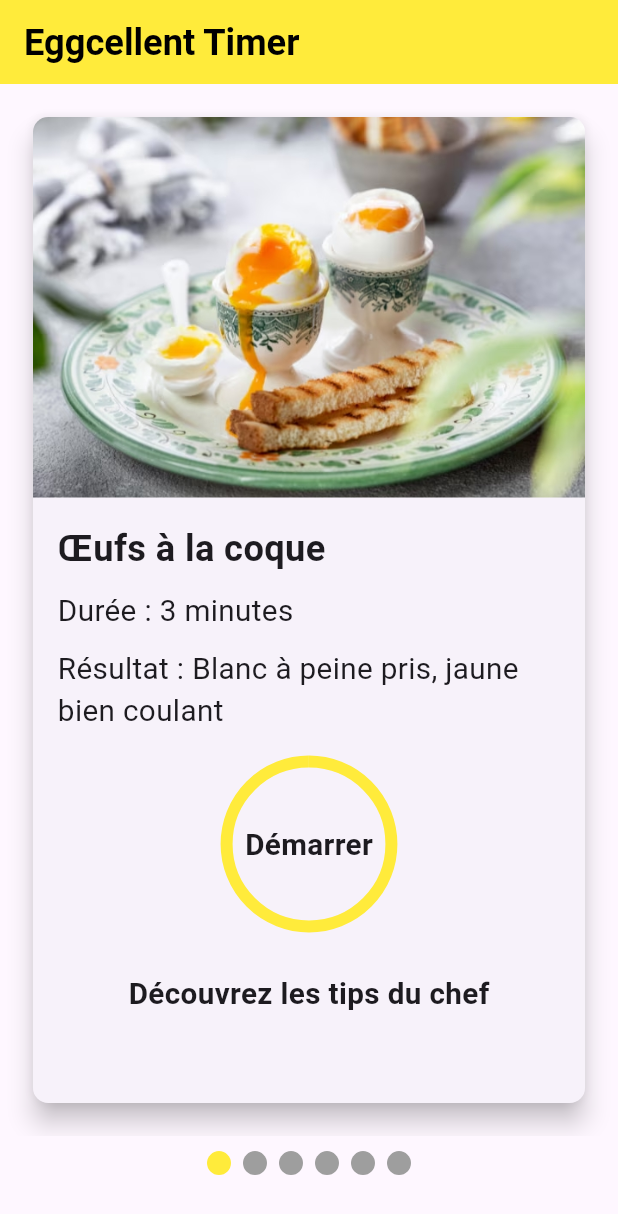
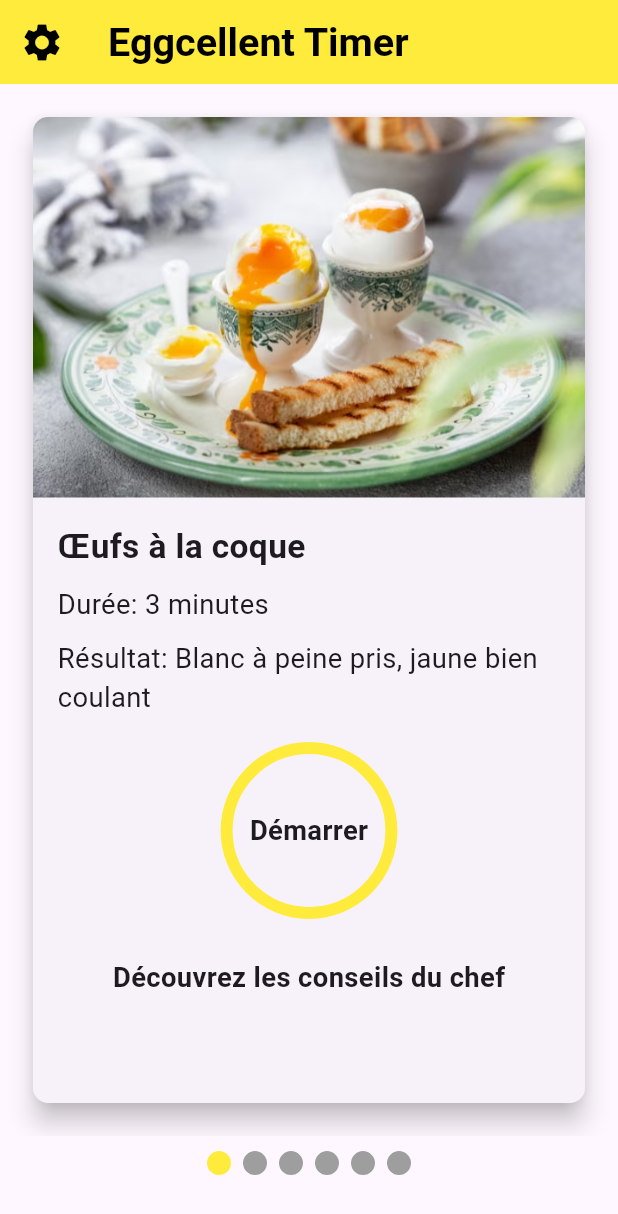
Before and after one commit to Frivox1/eggcellent_timer, a Flutter app: the screen it shows after launch, on a phone screen of 412 x 824 dp. Shown: the top 1214 px of the screen. Run offline on Flutter 3.47's test engine with Material 3 defaults, Android fonts, the phone set to English and light mode, and no system bars; drawn by our look-alikes of smooth_page_indicator; our stand-ins replace audioplayers, flutter_screenutil, shared_preferences.

Commit message:
anglais enfin dispo

```diff
--- /dev/null
+++ b/lib/l10n/app_localizations.dart
@@ -0,0 +1,47 @@
+import 'dart:convert';
+import 'package:flutter/services.dart';
+import 'package:flutter/widgets.dart';
+
+class AppLocalizations {
+  final Locale locale;
+  static AppLocalizations? of(BuildContext context) {
+    return Localizations.of<AppLocalizations>(context, AppLocalizations);
+  }
+
+  AppLocalizations(this.locale);
+
+  late Map<String, String> _localizedStrings;
+
+  Future<void> load() async {
+    String jsonString =
+        await rootBundle.loadString('assets/lang/${locale.languageCode}.json');
+    Map<String, dynamic> jsonMap = json.decode(jsonString);
+    _localizedStrings =
+        jsonMap.map((key, value) => MapEntry(key, value.toString()));
+  }
+
+  String translate(String key) {
+    return _localizedStrings[key] ?? key;
+  }
+
+  static const LocalizationsDelegate<AppLocalizations> delegate =
+      _AppLocalizationsDelegate();
+}
+
+class _AppLocalizationsDelegate
+    extends LocalizationsDelegate<AppLocalizations> {
+  const _AppLocalizationsDelegate();
+
+  @override
+  bool isSupported(Locale locale) => ['en', 'fr'].contains(locale.languageCode);
+
+  @override
+  Future<AppLocalizations> load(Locale locale) async {
+    AppLocalizations localizations = AppLocalizations(locale);
+    await localizations.load();
+    return localizations;
+  }
+
+  @override
+  bool shouldReload(LocalizationsDelegate<AppLocalizations> old) => false;
+}
--- a/lib/main.dart
+++ b/lib/main.dart
@@ -1,23 +1,72 @@
 import 'package:flutter/material.dart';
-import 'package:flutter_screenutil/flutter_screenutil.dart';
-import 'screens/cooking_styles_screen.dart';
+import 'package:flutter_localizations/flutter_localizations.dart';
+import 'package:shared_preferences/shared_preferences.dart';
+import 'package:eggcellent_timer/l10n/app_localizations.dart';
+import 'package:eggcellent_timer/screens/cooking_styles_screen.dart';
+import 'package:flutter_screenutil/flutter_screenutil.dart'; // Import de ScreenUtil
 
-void main() {
-  runApp(const MyApp());
+void main() async {
+  WidgetsFlutterBinding.ensureInitialized();
+  Locale savedLocale = await getSavedLocale();
+  runApp(MyApp(savedLocale: savedLocale));
 }
 
-class MyApp extends StatelessWidget {
-  const MyApp({super.key});
+Future<Locale> getSavedLocale() async {
+  final prefs = await SharedPreferences.getInstance();
+  String? langCode = prefs.getString('language_code');
+  return langCode != null ? Locale(langCode) : Locale('fr');
+}
+
+class MyApp extends StatefulWidget {
+  final Locale savedLocale;
+
+  const MyApp({Key? key, required this.savedLocale}) : super(key: key);
+
+  @override
+  _MyAppState createState() => _MyAppState();
+}
+
+class _MyAppState extends State<MyApp> {
+  late Locale _locale;
+
+  @override
+  void initState() {
+    super.initState();
+    _locale = widget.savedLocale;
+  }
+
+  Future<void> _changeLanguage(Locale locale) async {
+    final prefs = await SharedPreferences.getInstance();
+    await prefs.setString('language_code', locale.languageCode);
+
+    setState(() {
+      _locale = locale;
+    });
+  }
 
   @override
   Widget build(BuildContext context) {
     return ScreenUtilInit(
-      designSize: const Size(375, 812), // Référence iPhone X (taille standard)
+      designSize: Size(375, 812), // Définir la taille de design ici
+      minTextAdapt: true, // Activer l'adaptation du texte
+      splitScreenMode: true, // Activer le mode écran partagé
       builder: (context, child) {
+        // Wrap MaterialApp inside the builder
         return MaterialApp(
           debugShowCheckedModeBanner: false,
           title: 'Eggcellent Timer',
-          home: const CookingStylesScreen(),
+          locale: _locale,
+          supportedLocales: const [
+            Locale('fr', ''),
+            Locale('en', ''),
+          ],
+          localizationsDelegates: const [
+            AppLocalizations.delegate,
+            GlobalMaterialLocalizations.delegate,
+            GlobalWidgetsLocalizations.delegate,
+            GlobalCupertinoLocalizations.delegate,
+          ],
+          home: CookingStylesScreen(changeLanguage: _changeLanguage),
         );
       },
     );
--- a/lib/screens/cooking_styles_screen.dart
+++ b/lib/screens/cooking_styles_screen.dart
@@ -1,11 +1,18 @@
+// ignore_for_file: unused_field
+
 import 'dart:async';
 import 'package:flutter/material.dart';
 import 'package:flutter_screenutil/flutter_screenutil.dart';
 import 'package:smooth_page_indicator/smooth_page_indicator.dart';
 import 'package:audioplayers/audioplayers.dart';
+import 'package:shared_preferences/shared_preferences.dart';
+import '../l10n/app_localizations.dart';
+import 'langues.dart';
 
 class CookingStylesScreen extends StatefulWidget {
-  const CookingStylesScreen({super.key});
+  final Function(Locale) changeLanguage;
+
+  const CookingStylesScreen({super.key, required this.changeLanguage});
 
   @override
   _CookingStylesScreenState createState() => _CookingStylesScreenState();
@@ -13,41 +20,57 @@ class CookingStylesScreen extends StatefulWidget {
 
 class _CookingStylesScreenState extends State<CookingStylesScreen> {
   final PageController _pageController = PageController();
+  Locale _locale = const Locale('fr');
+
+  @override
+  void initState() {
+    super.initState();
+    _loadSavedLanguage();
+  }
+
+  Future<void> _loadSavedLanguage() async {
+    final prefs = await SharedPreferences.getInstance();
+    String? langCode = prefs.getString('language_code');
+    setState(() {
+      _locale = langCode != null ? Locale(langCode) : const Locale('fr');
+    });
+  }
+
   final List<Map<String, dynamic>> eggStyles = [
     {
-      'name': 'Œufs à la coque',
+      'name': 'boiled_eggs',
       'duration': 3,
-      'result': 'Blanc à peine pris, jaune bien coulant',
+      'result': 'boiled_eggs_result',
       'imagePath': 'assets/images/cuisson-oeuf-coque.jpg'
     },
     {
-      'name': 'Œufs mollets',
+      'name': 'soft_boiled_eggs',
       'duration': 6,
-      'result': 'Blanc bien pris, jaune crémeux',
+      'result': 'soft_boiled_eggs_result',
       'imagePath': 'assets/images/cuisson-oeuf-mollet.jpg'
     },
     {
-      'name': 'Œufs durs',
+      'name': 'hard_boiled_eggs',
       'duration': 10,
-      'result': 'Blanc et jaune complètement cuits',
+      'result': 'hard_boiled_eggs_result',
       'imagePath': 'assets/images/cuisson-oeuf-dur.jpg'
     },
     {
-      'name': 'Œufs pochés',
+      'name': 'poached_eggs',
       'duration': 4,
-      'result': 'Blanc pris, jaune coulant',
+      'result': 'poached_eggs_result',
       'imagePath': 'assets/images/cuisson-oeuf-poche.jpg'
     },
     {
-      'name': 'Œufs au plat',
+      'name': 'fried_eggs',
       'duration': 4,
-      'result': 'Blanc pris, jaune coulant',
+      'result': 'fried_eggs_result',
       'imagePath': 'assets/images/cuisson-oeuf-au-plat.jpg'
     },
     {
-      'name': 'Œufs cocotte',
+      'name': 'baked_eggs',
       'duration': 7,
-      'result': 'Blanc pris, jaune coulant',
+      'result': 'baked_eggs_result',
       'imagePath': 'assets/images/cuisson-oeuf-cocotte.jpg'
     }
   ];
@@ -56,12 +79,24 @@ class _CookingStylesScreenState extends State<CookingStylesScreen> {
   Widget build(BuildContext context) {
     return Scaffold(
       appBar: AppBar(
-        title: Text('Eggcellent Timer',
+        title: Text(AppLocalizations.of(context)!.translate('app_title'),
             style: TextStyle(
                 color: Colors.black,
-                fontSize: 22.sp,
+                fontSize: 26.sp,
                 fontWeight: FontWeight.bold)),
         backgroundColor: Colors.yellow,
+        leading: IconButton(
+          icon: Icon(Icons.settings, color: Colors.black, size: 30.0),
+          onPressed: () {
+            Navigator.push(
+              context,
+              MaterialPageRoute(
+                  builder: (context) => LanguageSelectionPage(
+                        changeLanguage: widget.changeLanguage,
+                      )),
+            );
+          },
+        ),
       ),
       body: Column(
         children: [
@@ -101,8 +136,7 @@ class _CookingCardState extends State<CookingCard> {
   Timer? _timer;
   bool _isRunning = false;
   bool _isPaused = false;
-  final AudioPlayer _audioPlayer =
-      AudioPlayer(); // Déclaration du lecteur audio
+  final AudioPlayer _audioPlayer = AudioPlayer();
 
   void _startPauseTimer() {
     setState(() {
@@ -139,30 +173,28 @@ class _CookingCardState extends State<CookingCard> {
     });
   }
 
-  // Fonction pour jouer le son d'alarme
   void _playAlarmSound() async {
-    await _audioPlayer
-        .setReleaseMode(ReleaseMode.loop); // Activation de la boucle
-    await _audioPlayer
-        .play(AssetSource('audio/alarm.mp3')); // Chemin du fichier audio
+    await _audioPlayer.setReleaseMode(ReleaseMode.loop);
+    await _audioPlayer.play(AssetSource('audio/alarm.mp3'));
   }
 
-  // Fonction pour afficher l'alerte lorsque le timer atteint 0
   void _showTimeUpDialog() {
     showDialog(
       context: context,
       barrierDismissible: false,
       builder: (context) {
         return AlertDialog(
-          title: const Text("Temps écoulé !"),
-          content: const Text("Votre œuf est prêt !"),
+          title: Text(AppLocalizations.of(context)!.translate("time_up")),
+          content: Text(
+              AppLocalizations.of(context)!.translate("your_egg_is_ready")),
           actions: [
             TextButton(
               onPressed: () {
-                _audioPlayer.stop(); // Arrêter le son en fermant le dialogue
+                _audioPlayer.stop();
                 Navigator.of(context).pop();
               },
-              child: const Text("OK", style: TextStyle(color: Colors.black)),
+              child: Text(AppLocalizations.of(context)!.translate("close"),
+                  style: const TextStyle(color: Colors.black)),
             ),
           ],
         );
@@ -180,37 +212,26 @@ class _CookingCardState extends State<CookingCard> {
   void _showTipsDialog(BuildContext context) {
     String tips;
     switch (widget.eggStyle['name']) {
-      case 'Œufs à la coque':
-        tips = "1. N'oubliez pas de saler l'eau de cuisson.\n"
-            "2. Ajoutez un peu de vinaigre pour des œufs encore plus faciles à écaler.\n"
-            "3. Utilisez des œufs à température ambiante pour une cuisson plus homogène.";
+      case 'boiled_eggs':
+        tips = AppLocalizations.of(context)!.translate('boiled_eggs_tips');
         break;
-      case 'Œufs mollets':
-        tips =
-            "1. Veillez à ne pas trop cuire les œufs pour un jaune crémeux.\n"
-            "2. N'oubliez pas de plonger vos œufs dans de l'eau froide après cuisson.";
+      case 'soft_boiled_eggs':
+        tips = AppLocalizations.of(context)!.translate('soft_boiled_eggs_tips');
         break;
-      case 'Œufs durs':
-        tips =
-            "1. Faites cuire les œufs pendant 10 minutes pour obtenir des œufs durs parfaits.\n"
-            "2. Refroidissez-les dans de l'eau glacée pour arrêter la cuisson.";
+      case 'hard_boiled_eggs':
+        tips = AppLocalizations.of(context)!.translate('hard_boiled_eggs_tips');
         break;
-      case 'Œufs pochés':
-        tips =
-            "1. Ajoutez du vinaigre à l'eau pour que le blanc se tienne mieux.\n"
-            "2. Cassez l'œuf dans un ramequin avant de le plonger dans l'eau chaude.";
+      case 'poached_eggs':
+        tips = AppLocalizations.of(context)!.translate('poached_eggs_tips');
         break;
-      case 'Œufs au plat':
-        tips =
-            "1. Pour obtenir un jaune intact, faites chauffer doucement la poêle.\n"
-            "2. Utilisez une petite quantité d'huile pour un meilleur résultat.";
+      case 'fried_eggs':
+        tips = AppLocalizations.of(context)!.translate('fried_eggs_tips');
         break;
-      case 'Œufs cocotte':
-        tips = "1. Préchauffez le four avant de cuire vos œufs cocotte.\n"
-            "2. Vous pouvez ajouter de la crème fraîche pour encore plus de crémeux.";
+      case 'baked_eggs':
+        tips = AppLocalizations.of(context)!.translate('baked_eggs_tips');
         break;
       default:
-        tips = "Pas de tips disponibles.";
+        tips = AppLocalizations.of(context)!.translate('no_tips_available');
         break;
     }
 
@@ -218,12 +239,12 @@ class _CookingCardState extends State<CookingCard> {
       context: context,
       builder: (BuildContext context) {
         return AlertDialog(
-          title: const Text("Tips du chef"),
+          title: Text(AppLocalizations.of(context)!.translate("chef_tips")),
           content: Text(tips),
           actions: <Widget>[
             TextButton(
-              child:
-                  const Text("Fermer", style: TextStyle(color: Colors.black)),
+              child: Text(AppLocalizations.of(context)!.translate("close"),
+                  style: const TextStyle(color: Colors.black)),
               onPressed: () {
                 Navigator.of(context).pop();
               },
@@ -263,14 +284,18 @@ class _CookingCardState extends State<CookingCard> {
               child: Column(
                 crossAxisAlignment: CrossAxisAlignment.start,
                 children: [
-                  Text(widget.eggStyle['name'],
+                  Text(
+                      AppLocalizations.of(context)!
+                          .translate(widget.eggStyle['name']),
                       style: TextStyle(
                           fontSize: 22.sp, fontWeight: FontWeight.bold)),
                   SizedBox(height: 10.h),
-                  Text('Durée : ${widget.eggStyle['duration']} minutes',
+                  Text(
+                      '${AppLocalizations.of(context)!.translate('duration')}: ${widget.eggStyle['duration']} ${AppLocalizations.of(context)!.translate('minutes')}',
                       style: TextStyle(fontSize: 18.sp)),
                   SizedBox(height: 10.h),
-                  Text('Résultat : ${widget.eggStyle['result']}',
+                  Text(
+                      '${AppLocalizations.of(context)!.translate('result')}: ${AppLocalizations.of(context)!.translate(widget.eggStyle['result'])}',
                       style: TextStyle(fontSize: 18.sp)),
                   SizedBox(height: 20.h),
                   Center(
@@ -292,7 +317,8 @@ class _CookingCardState extends State<CookingCard> {
                         ),
                         Text(
                             !_isRunning
-                                ? "Démarrer"
+                                ? AppLocalizations.of(context)!
+                                    .translate("start")
                                 : _formatTime(_remainingTime),
                             style: TextStyle(
                                 fontSize: 18.sp, fontWeight: FontWeight.bold)),
@@ -304,7 +330,8 @@ class _CookingCardState extends State<CookingCard> {
                     child: InkWell(
                       onTap: () => _showTipsDialog(context),
                       child: Text(
-                        "Découvrez les tips du chef",
+                        AppLocalizations.of(context)!
+                            .translate("discover_chef_tips"),
                         style: TextStyle(
                           fontSize: 18.sp,
                           fontWeight: FontWeight.bold,
```
Also changed, not shown: assets/lang/en.json (added, +32 -0 lines), assets/lang/fr.json (added, +32 -0 lines), lib/screens/langues.dart (added, +117 -0 lines), pubspec.yaml (+7 -3 lines), pubspec.lock, 173 other files.
